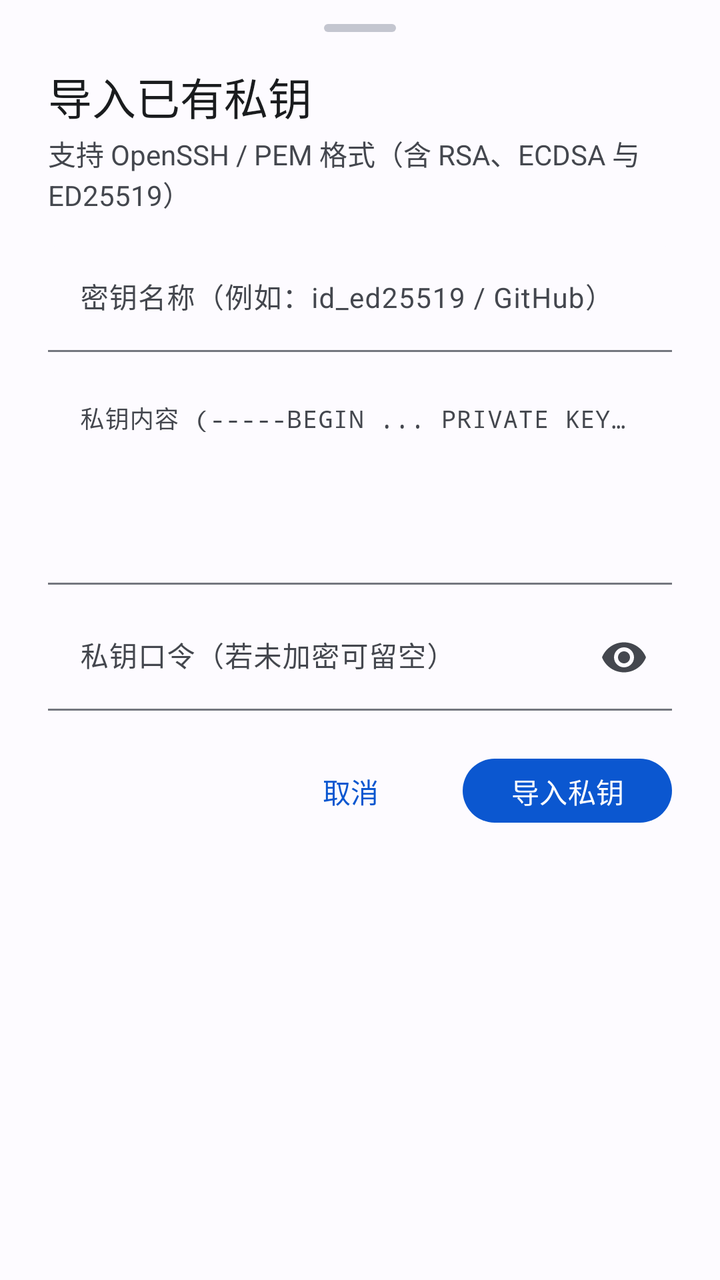
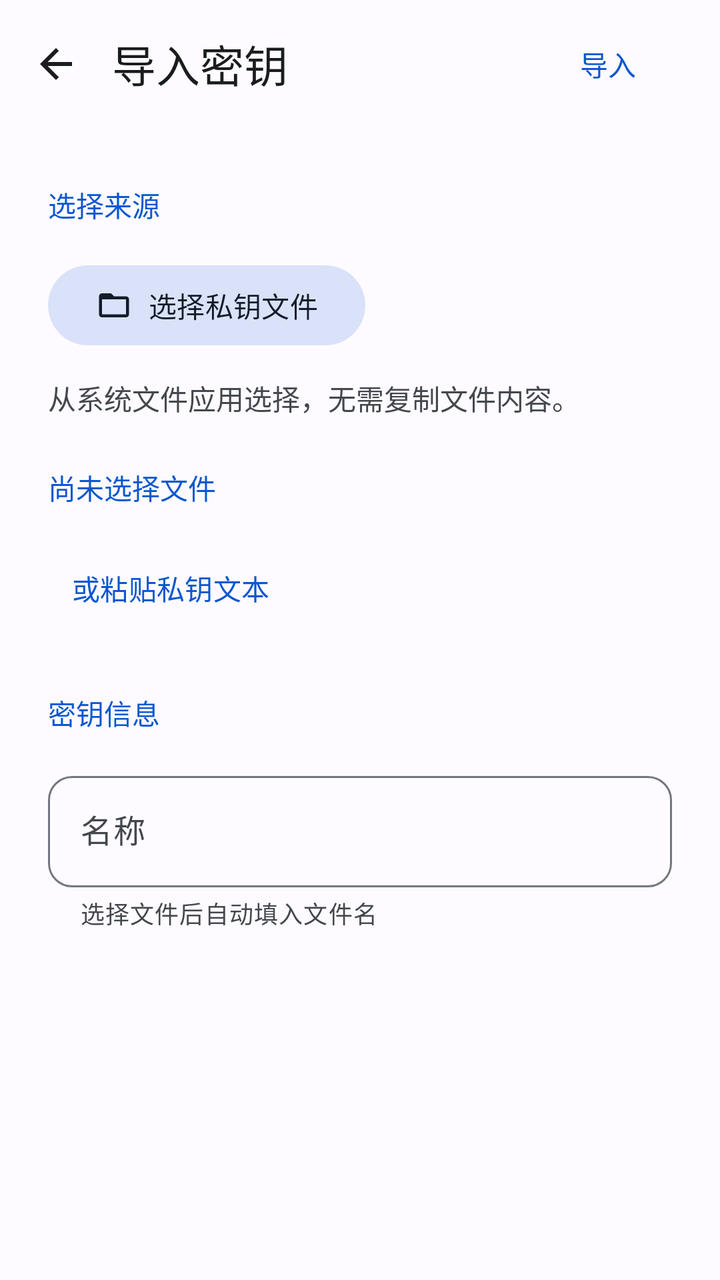

An Android layout rendered at two revisions. The XML below is the earlier revision; the diff shows what the commit changed to produce the second picture.
<!-- AndroidManifest.xml: application theme AppTheme -->
<!-- res/layout/dialog_import_key.xml -->
<?xml version="1.0" encoding="utf-8"?>
<LinearLayout
    xmlns:android="http://schemas.android.com/apk/res/android"
    xmlns:app="http://schemas.android.com/apk/res-auto"
    android:layout_width="match_parent"
    android:layout_height="wrap_content"
    android:orientation="vertical"
    android:paddingStart="24dp"
    android:paddingTop="12dp"
    android:paddingEnd="24dp"
    android:paddingBottom="24dp">

    
    <View
        android:layout_width="36dp"
        android:layout_height="4dp"
        android:layout_gravity="center_horizontal"
        android:layout_marginBottom="16dp"
        android:background="@drawable/bg_drag_handle" />

    <TextView
        android:layout_width="match_parent"
        android:layout_height="wrap_content"
        android:text="导入已有私钥"
        android:textColor="?attr/colorOnSurface"
        android:textSize="22sp"
        android:fontFamily="sans-serif-medium" />

    <TextView
        android:layout_width="match_parent"
        android:layout_height="wrap_content"
        android:layout_marginTop="2dp"
        android:layout_marginBottom="16dp"
        android:text="支持 OpenSSH / PEM 格式（含 RSA、ECDSA 与 ED25519）"
        android:textColor="?attr/colorOnSurfaceVariant"
        android:textSize="14sp" />

    
    <com.google.android.material.textfield.TextInputLayout
        android:layout_width="match_parent"
        android:layout_height="wrap_content"
        android:layout_marginBottom="10dp"
        android:hint="密钥名称（例如：id_ed25519 / GitHub）"
        app:boxBackgroundMode="filled">

        <com.google.android.material.textfield.TextInputEditText
            android:id="@+id/et_import_key_name"
            android:layout_width="match_parent"
            android:layout_height="wrap_content"
            android:inputType="text"
            android:textColor="?attr/colorOnSurface"
            android:textSize="14sp" />
    </com.google.android.material.textfield.TextInputLayout>

    
    <com.google.android.material.textfield.TextInputLayout
        android:layout_width="match_parent"
        android:layout_height="wrap_content"
        android:layout_marginBottom="10dp"
        android:hint="私钥内容 (-----BEGIN ... PRIVATE KEY-----)"
        app:boxBackgroundMode="filled">

        <com.google.android.material.textfield.TextInputEditText
            android:id="@+id/et_import_key_content"
            android:layout_width="match_parent"
            android:layout_height="wrap_content"
            android:fontFamily="monospace"
            android:gravity="top"
            android:inputType="textMultiLine"
            android:minLines="5"
            android:maxLines="8"
            android:textColor="?attr/colorOnSurface"
            android:textSize="12sp" />
    </com.google.android.material.textfield.TextInputLayout>

    
    <com.google.android.material.textfield.TextInputLayout
        android:layout_width="match_parent"
        android:layout_height="wrap_content"
        android:hint="私钥口令（若未加密可留空）"
        app:boxBackgroundMode="filled"
        app:endIconMode="password_toggle"
        app:endIconTint="?attr/colorOnSurfaceVariant">

        <com.google.android.material.textfield.TextInputEditText
            android:id="@+id/et_import_key_pass"
            android:layout_width="match_parent"
            android:layout_height="wrap_content"
            android:inputType="textPassword"
            android:textColor="?attr/colorOnSurface"
            android:textSize="14sp" />
    </com.google.android.material.textfield.TextInputLayout>

    
    <LinearLayout
        android:layout_width="match_parent"
        android:layout_height="wrap_content"
        android:layout_marginTop="20dp"
        android:gravity="end"
        android:orientation="horizontal">

        <com.google.android.material.button.MaterialButton
            android:id="@+id/btn_cancel_import"
            style="@style/Widget.Material3.Button.TextButton"
            android:layout_width="wrap_content"
            android:layout_height="40dp"
            android:text="取消" />

        <com.google.android.material.button.MaterialButton
            android:id="@+id/btn_confirm_import"
            style="@style/Widget.Material3.Button"
            android:layout_width="wrap_content"
            android:layout_height="40dp"
            android:layout_marginStart="12dp"
            android:text="导入私钥" />
    </LinearLayout>

</LinearLayout>
<!-- resources referenced by this layout -->
<resources>
  <!-- drawable bg_drag_handle (drawable) -->
  <?xml version="1.0" encoding="utf-8"?>
  <shape xmlns:android="http://schemas.android.com/apk/res/android"
      android:shape="rectangle">
      <corners android:radius="3dp" />
      <solid android:color="?attr/colorOutlineVariant" />
      <size android:width="36dp" android:height="4dp" />
  </shape>
  <style name="AppTheme" parent="Theme.Material3.DayNight.NoActionBar">
          <item name="colorPrimary">@color/md_theme_primary</item>
          <item name="colorOnPrimary">@color/md_theme_onPrimary</item>
          <item name="colorPrimaryContainer">@color/md_theme_primaryContainer</item>
          <item name="colorOnPrimaryContainer">@color/md_theme_onPrimaryContainer</item>
  
          <item name="colorSecondary">@color/md_theme_secondary</item>
          <item name="colorOnSecondary">@color/md_theme_onSecondary</item>
          <item name="colorSecondaryContainer">@color/md_theme_secondaryContainer</item>
          <item name="colorOnSecondaryContainer">@color/md_theme_onSecondaryContainer</item>
  
          <item name="colorTertiary">@color/md_theme_tertiary</item>
          <item name="colorOnTertiary">@color/md_theme_onTertiary</item>
          <item name="colorTertiaryContainer">@color/md_theme_tertiaryContainer</item>
          <item name="colorOnTertiaryContainer">@color/md_theme_onTertiaryContainer</item>
  
          <item name="colorError">@color/md_theme_error</item>
          <item name="colorOnError">@color/md_theme_onError</item>
          <item name="colorErrorContainer">@color/md_theme_errorContainer</item>
          <item name="colorOnErrorContainer">@color/md_theme_onErrorContainer</item>
  
          <item name="colorSurface">@color/md_theme_surface</item>
          <item name="colorOnSurface">@color/md_theme_onSurface</item>
          <item name="colorSurfaceVariant">@color/md_theme_surfaceVariant</item>
          <item name="colorOnSurfaceVariant">@color/md_theme_onSurfaceVariant</item>
          <item name="colorSurfaceContainerLowest">@color/md_theme_surfaceContainerLowest</item>
          <item name="colorSurfaceContainerLow">@color/md_theme_surfaceContainerLow</item>
          <item name="colorSurfaceContainer">@color/md_theme_surfaceContainer</item>
          <item name="colorSurfaceContainerHigh">@color/md_theme_surfaceContainerHigh</item>
          <item name="colorSurfaceContainerHighest">@color/md_theme_surfaceContainerHighest</item>
          <item name="colorOnBackground">@color/md_theme_onBackground</item>
          <item name="colorOutline">@color/md_theme_outline</item>
          <item name="colorOutlineVariant">@color/md_theme_outlineVariant</item>
  
          <item name="android:windowBackground">@color/md_theme_surface</item>
          <item name="android:statusBarColor">@android:color/transparent</item>
          <item name="android:navigationBarColor">@android:color/transparent</item>
  
          <item name="bottomSheetDialogTheme">@style/PixelBottomSheetDialogTheme</item>
          <item name="materialAlertDialogTheme">@style/PixelAlertDialogTheme</item>
      </style>
  <!-- unchanged entries left out for length: 33 -->
</resources>

<!-- the commit's change to res/layout/dialog_import_key.xml (unified diff, before → after) -->
@@ -3,116 +3,162 @@
     xmlns:android="http://schemas.android.com/apk/res/android"
     xmlns:app="http://schemas.android.com/apk/res-auto"
     android:layout_width="match_parent"
-    android:layout_height="wrap_content"
+    android:layout_height="match_parent"
     android:orientation="vertical"
-    android:paddingStart="24dp"
-    android:paddingTop="12dp"
-    android:paddingEnd="24dp"
-    android:paddingBottom="24dp">
-
-    
-    <View
-        android:layout_width="36dp"
-        android:layout_height="4dp"
-        android:layout_gravity="center_horizontal"
-        android:layout_marginBottom="16dp"
-        android:background="@drawable/bg_drag_handle" />
-
-    <TextView
-        android:layout_width="match_parent"
-        android:layout_height="wrap_content"
-        android:text="导入已有私钥"
-        android:textColor="?attr/colorOnSurface"
-        android:textSize="22sp"
-        android:fontFamily="sans-serif-medium" />
-
-    <TextView
-        android:layout_width="match_parent"
-        android:layout_height="wrap_content"
-        android:layout_marginTop="2dp"
-        android:layout_marginBottom="16dp"
-        android:text="支持 OpenSSH / PEM 格式（含 RSA、ECDSA 与 ED25519）"
-        android:textColor="?attr/colorOnSurfaceVariant"
-        android:textSize="14sp" />
-
-    
-    <com.google.android.material.textfield.TextInputLayout
-        android:layout_width="match_parent"
-        android:layout_height="wrap_content"
-        android:layout_marginBottom="10dp"
-        android:hint="密钥名称（例如：id_ed25519 / GitHub）"
-        app:boxBackgroundMode="filled">
-
-        <com.google.android.material.textfield.TextInputEditText
-            android:id="@+id/et_import_key_name"
-            android:layout_width="match_parent"
-            android:layout_height="wrap_content"
-            android:inputType="text"
-            android:textColor="?attr/colorOnSurface"
-            android:textSize="14sp" />
-    </com.google.android.material.textfield.TextInputLayout>
-
-    
-    <com.google.android.material.textfield.TextInputLayout
-        android:layout_width="match_parent"
-        android:layout_height="wrap_content"
-        android:layout_marginBottom="10dp"
-        android:hint="私钥内容 (-----BEGIN ... PRIVATE KEY-----)"
-        app:boxBackgroundMode="filled">
-
-        <com.google.android.material.textfield.TextInputEditText
-            android:id="@+id/et_import_key_content"
-            android:layout_width="match_parent"
-            android:layout_height="wrap_content"
-            android:fontFamily="monospace"
-            android:gravity="top"
-            android:inputType="textMultiLine"
-            android:minLines="5"
-            android:maxLines="8"
-            android:textColor="?attr/colorOnSurface"
-            android:textSize="12sp" />
-    </com.google.android.material.textfield.TextInputLayout>
-
-    
-    <com.google.android.material.textfield.TextInputLayout
-        android:layout_width="match_parent"
-        android:layout_height="wrap_content"
-        android:hint="私钥口令（若未加密可留空）"
-        app:boxBackgroundMode="filled"
-        app:endIconMode="password_toggle"
-        app:endIconTint="?attr/colorOnSurfaceVariant">
-
-        <com.google.android.material.textfield.TextInputEditText
-            android:id="@+id/et_import_key_pass"
-            android:layout_width="match_parent"
-            android:layout_height="wrap_content"
-            android:inputType="textPassword"
-            android:textColor="?attr/colorOnSurface"
-            android:textSize="14sp" />
-    </com.google.android.material.textfield.TextInputLayout>
-
-    
+    android:background="?attr/colorSurface"
+    android:fitsSystemWindows="true">
     <LinearLayout
         android:layout_width="match_parent"
         android:layout_height="wrap_content"
-        android:layout_marginTop="20dp"
-        android:gravity="end"
-        android:orientation="horizontal">
-
+        android:minHeight="64dp"
+        android:gravity="center_vertical"
+        android:paddingEnd="12dp">
+        <ImageButton
+            android:id="@+id/btn_cancel_import"
+            android:layout_width="56dp"
+            android:layout_height="56dp"
+            android:background="?attr/selectableItemBackgroundBorderless"
+            android:padding="16dp"
+            android:src="@drawable/ic_arrow_back"
+            app:tint="?attr/colorOnSurface"
+            android:contentDescription="@string/navigate_back" />
+        <TextView
+            android:layout_width="0dp"
+            android:layout_height="wrap_content"
+            android:text="@string/import_title"
+            android:textSize="22sp"
+            android:textColor="?attr/colorOnSurface"
+            android:id="@+id/tv_dialog_title"
+            android:layout_weight="1" />
         <com.google.android.material.button.MaterialButton
-            android:id="@+id/btn_cancel_import"
+            android:id="@+id/btn_confirm_import"
             style="@style/Widget.Material3.Button.TextButton"
             android:layout_width="wrap_content"
-            android:layout_height="40dp"
-            android:text="取消" />
-
-        <com.google.android.material.button.MaterialButton
-            android:id="@+id/btn_confirm_import"
-            style="@style/Widget.Material3.Button"
-            android:layout_width="wrap_content"
-            android:layout_height="40dp"
-            android:layout_marginStart="12dp"
-            android:text="导入私钥" />
+            android:layout_height="wrap_content"
+            android:minHeight="48dp"
+            android:text="@string/import_action" />
     </LinearLayout>
-
+    <androidx.core.widget.NestedScrollView
+        android:layout_width="match_parent"
+        android:layout_height="0dp"
+        android:layout_weight="1"
+        android:fillViewport="true"
+        android:clipToPadding="false">
+        <LinearLayout
+            android:layout_width="match_parent"
+            android:layout_height="wrap_content"
+            android:orientation="vertical"
+            android:paddingStart="24dp"
+            android:paddingEnd="24dp"
+            android:paddingBottom="32dp">
+            <TextView
+                android:layout_width="match_parent"
+                android:layout_height="wrap_content"
+                android:text="@string/import_source_section"
+                android:textSize="14sp"
+                android:textColor="?attr/colorPrimary"
+                android:paddingTop="28dp"
+                android:paddingBottom="16dp"
+                android:fontFamily="sans-serif-medium" />
+            <com.google.android.material.button.MaterialButton
+                android:id="@+id/btn_choose_key_file"
+                style="@style/Widget.Material3.Button.TonalButton"
+                android:layout_width="wrap_content"
+                android:layout_height="wrap_content"
+                android:minHeight="48dp"
+                android:text="@string/import_choose_file"
+                app:icon="@drawable/ic_folder_open"
+                android:layout_gravity="start" />
+            <TextView
+                android:layout_width="match_parent"
+                android:layout_height="wrap_content"
+                android:text="@string/import_file_help"
+                android:textSize="14sp"
+                android:textColor="?attr/colorOnSurfaceVariant"
+                android:layout_marginTop="12dp"
+                android:layout_marginBottom="24dp" />
+            <TextView
+                android:layout_width="match_parent"
+                android:layout_height="wrap_content"
+                android:text="@string/import_no_file"
+                android:textSize="14sp"
+                android:textColor="?attr/colorPrimary"
+                android:id="@+id/tv_import_file"
+                android:layout_marginBottom="16dp" />
+            <com.google.android.material.button.MaterialButton
+                android:id="@+id/btn_paste_key"
+                style="@style/Widget.Material3.Button.TextButton"
+                android:layout_width="wrap_content"
+                android:layout_height="wrap_content"
+                android:minHeight="48dp"
+                android:text="@string/import_paste_action"
+                android:layout_gravity="start" />
+            <com.google.android.material.textfield.TextInputLayout
+                android:id="@+id/layout_import_content"
+                android:visibility="gone"
+                style="@style/Widget.Baka.TextField"
+                android:layout_width="match_parent"
+                android:layout_height="wrap_content"
+                android:layout_marginBottom="16dp"
+                android:hint="@string/import_key_text">
+                <com.google.android.material.textfield.TextInputEditText
+                    android:id="@+id/et_import_key_content"
+                    android:layout_width="match_parent"
+                    android:layout_height="wrap_content"
+                    android:inputType="textMultiLine"
+                    android:textSize="16sp"
+                    android:fontFamily="monospace"
+                    android:minLines="5"
+                    android:gravity="top" />
+            </com.google.android.material.textfield.TextInputLayout>
+            <TextView
+                android:layout_width="match_parent"
+                android:layout_height="wrap_content"
+                android:text="@string/key_info"
+                android:textSize="14sp"
+                android:textColor="?attr/colorPrimary"
+                android:paddingTop="28dp"
+                android:paddingBottom="16dp"
+                android:fontFamily="sans-serif-medium" />
+            <com.google.android.material.textfield.TextInputLayout
+                style="@style/Widget.Baka.TextField"
+                android:layout_width="match_parent"
+                android:layout_height="wrap_content"
+                android:layout_marginBottom="16dp"
+                android:hint="@string/name"
+                app:helperText="@string/import_name_help">
+                <com.google.android.material.textfield.TextInputEditText
+                    android:id="@+id/et_import_key_name"
+                    android:layout_width="match_parent"
+                    android:layout_height="wrap_content"
+                    android:inputType="text"
+                    android:textSize="16sp" />
+            </com.google.android.material.textfield.TextInputLayout>
+            <com.google.android.material.textfield.TextInputLayout
+                style="@style/Widget.Baka.TextField"
+                android:layout_width="match_parent"
+                android:layout_height="wrap_content"
+                android:layout_marginBottom="16dp"
+                android:hint="@string/key_passphrase"
+                android:id="@+id/layout_import_pass"
+                android:visibility="gone"
+                app:helperText="@string/import_passphrase_help"
+                app:endIconMode="password_toggle">
+                <com.google.android.material.textfield.TextInputEditText
+                    android:id="@+id/et_import_key_pass"
+                    android:layout_width="match_parent"
+                    android:layout_height="wrap_content"
+                    android:inputType="textPassword"
+                    android:textSize="16sp" />
+            </com.google.android.material.textfield.TextInputLayout>
+            <TextView
+                android:layout_width="match_parent"
+                android:layout_height="wrap_content"
+                android:text=""
+                android:textSize="14sp"
+                android:textColor="?attr/colorError"
+                android:id="@+id/tv_import_error"
+                android:accessibilityLiveRegion="polite" />
+        </LinearLayout>
+    </androidx.core.widget.NestedScrollView>
 </LinearLayout>
<!-- resource entries referenced after the edit -->
@@ -1,14 +1,31 @@
 <!-- resources referenced by this layout -->
 <resources>
-  <!-- drawable bg_drag_handle (drawable) -->
-  <?xml version="1.0" encoding="utf-8"?>
-  <shape xmlns:android="http://schemas.android.com/apk/res/android"
-      android:shape="rectangle">
-      <corners android:radius="3dp" />
-      <solid android:color="?attr/colorOutlineVariant" />
-      <size android:width="36dp" android:height="4dp" />
-  </shape>
-  <style name="AppTheme" parent="Theme.Material3.DayNight.NoActionBar">
+  <!-- drawable ic_arrow_back (drawable) -->
+  <vector xmlns:android="http://schemas.android.com/apk/res/android" xmlns:app="http://schemas.android.com/apk/res-auto" android:width="24dp" android:height="24dp" android:viewportWidth="24" android:viewportHeight="24"><path android:fillColor="#FFFFFFFF" android:pathData="M20,11H7.83l5.59,-5.59L12,4l-8,8 8,8 1.42,-1.41L7.83,13H20z"/></vector>
+  <!-- drawable ic_folder_open (drawable) -->
+  <vector xmlns:android="http://schemas.android.com/apk/res/android" xmlns:app="http://schemas.android.com/apk/res-auto" android:width="24dp" android:height="24dp" android:viewportWidth="24" android:viewportHeight="24"><path android:fillColor="#FFFFFFFF" android:pathData="M20,6h-8l-2,-2H4c-1.1,0 -2,0.9 -2,2v12c0,1.1 0.9,2 2,2h16c1.1,0 2,-0.9 2,-2V8c0,-1.1 -0.9,-2 -2,-2zM20,18H4V8h16z"/></vector>
+  <string name="import_action">导入</string>
+  <string name="import_choose_file">选择私钥文件</string>
+  <string name="import_file_help">从系统文件应用选择，无需复制文件内容。</string>
+  <string name="import_key_text">私钥文本</string>
+  <string name="import_name_help">选择文件后自动填入文件名</string>
+  <string name="import_no_file">尚未选择文件</string>
+  <string name="import_passphrase_help">仅加密私钥需要；保留原文件的加密保护</string>
+  <string name="import_paste_action">或粘贴私钥文本</string>
+  <string name="import_source_section">选择来源</string>
+  <string name="import_title">导入密钥</string>
+  <string name="key_info">密钥信息</string>
+  <string name="key_passphrase">私钥口令</string>
+  <string name="name">名称</string>
+  <string name="navigate_back">返回</string>
+  <style name="Widget.Baka.TextField" parent="Widget.Material3.TextInputLayout.OutlinedBox">
+          <item name="boxCornerRadiusTopStart">12dp</item>
+          <item name="boxCornerRadiusTopEnd">12dp</item>
+          <item name="boxCornerRadiusBottomStart">12dp</item>
+          <item name="boxCornerRadiusBottomEnd">12dp</item>
+      </style>
+  <style name="AppTheme" parent="BaseAppTheme" />
+  <style name="BaseAppTheme" parent="Theme.Material3.DayNight.NoActionBar">
           <item name="colorPrimary">@color/md_theme_primary</item>
           <item name="colorOnPrimary">@color/md_theme_onPrimary</item>
           <item name="colorPrimaryContainer">@color/md_theme_primaryContainer</item>
@@ -42,13 +59,15 @@
           <item name="colorOutline">@color/md_theme_outline</item>
           <item name="colorOutlineVariant">@color/md_theme_outlineVariant</item>
   
-          <item name="android:windowBackground">@color/md_theme_surface</item>
+          <item name="android:windowLightStatusBar">@bool/light_system_bars</item>
+          <item name="android:windowBackground">?attr/colorSurface</item>
           <item name="android:statusBarColor">@android:color/transparent</item>
-          <item name="android:navigationBarColor">@android:color/transparent</item>
+          <item name="android:navigationBarColor">@color/term_surface</item>
   
           <item name="bottomSheetDialogTheme">@style/PixelBottomSheetDialogTheme</item>
           <item name="materialAlertDialogTheme">@style/PixelAlertDialogTheme</item>
       </style>
+  <color name="term_surface">#111318</color>
   <!-- unchanged entries left out for length: 33 -->
 </resources>
 
